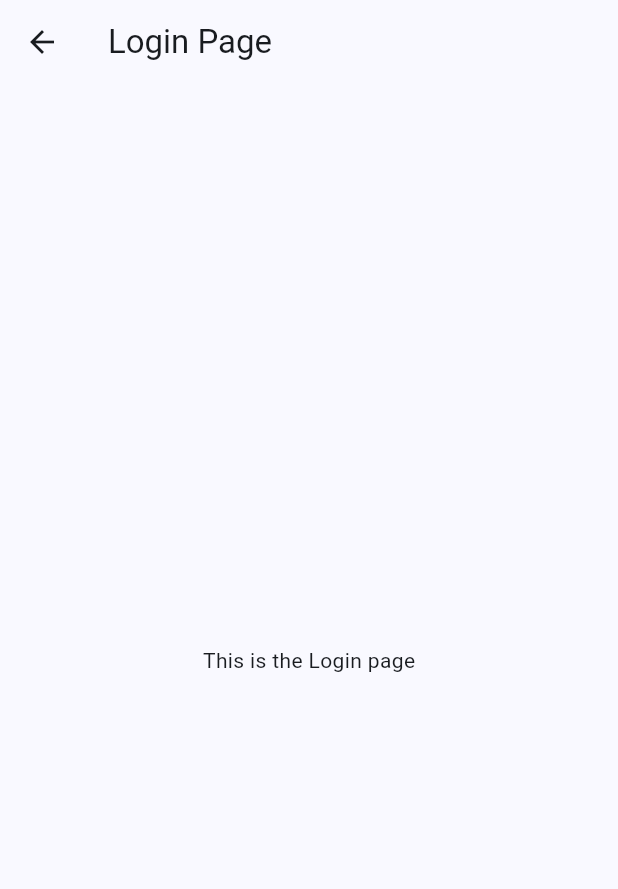
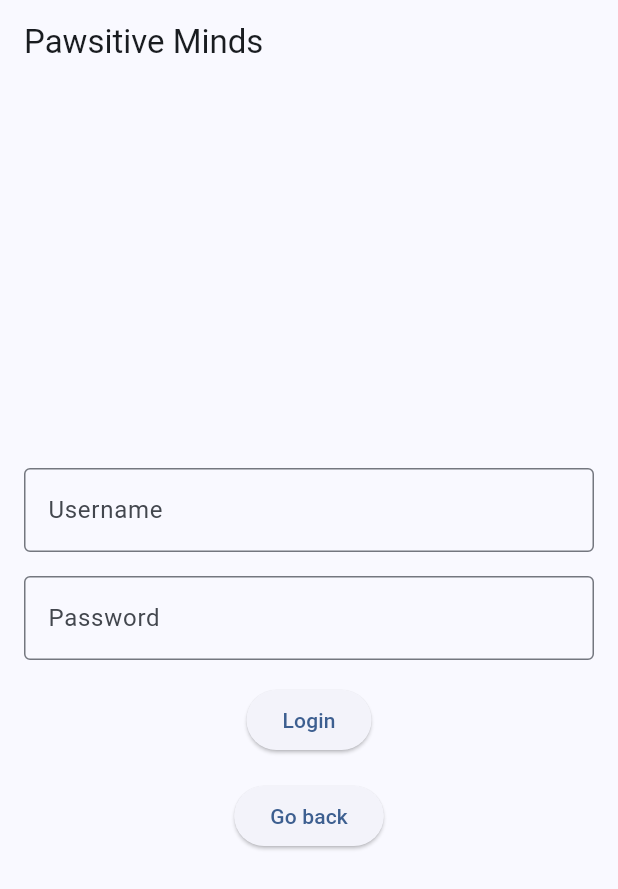
Before and after one commit to tyleraudino/PawsitiveMinds, a Flutter app: the LoginPage screen opened directly, on a phone screen of 412 x 824 dp. Shown: the top 889 px of the screen. Run offline on Flutter 3.47's test engine with Material 3 defaults, Android fonts, the phone set to English and light mode, and no system bars.

Commit message:
created login, user profile, signup, opening pages

```diff
--- a/lib/login.dart
+++ b/lib/login.dart
@@ -1,14 +1,93 @@
 import 'package:flutter/material.dart';
+import 'main.dart';
+import 'opening.dart';
 
-class LoginPage extends StatelessWidget {
+class LoginPage extends StatefulWidget {
+  const LoginPage({super.key});
+
+  @override
+  _LoginPageState createState() => _LoginPageState();
+}
+
+class _LoginPageState extends State<LoginPage> {
+  final TextEditingController _usernameController = TextEditingController();
+  final TextEditingController _passwordController = TextEditingController();
+
+  void _login() {
+    String username = _usernameController.text;
+    String password = _passwordController.text;
+
+    if (username == "admin" && password == "password") { // demo info
+      Navigator.pushReplacement(
+        context,
+        MaterialPageRoute(builder: (context) => MainPage()), // to home page
+      );
+    } else {
+      showDialog(
+        context: context,
+        builder: (context) {
+          return AlertDialog(
+            title: Text('Login Failed'),
+            content: Text('Invalid username or password.'),
+            actions: [
+              TextButton(
+                onPressed: () {
+                  Navigator.of(context).pop();
+                },
+                child: Text('OK'),
+              ),
+            ],
+          );
+        },
+      );
+    }
+  }
+
   @override
   Widget build(BuildContext context) {
     return Scaffold(
       appBar: AppBar(
-        title: Text('Login Page'),
+        title: Text('Pawsitive Minds'),
       ),
-      body: Center(
-        child: Text('This is the Login page'),
+      body: Padding(
+        padding: const EdgeInsets.all(16.0),
+        child: Column(
+          mainAxisAlignment: MainAxisAlignment.center,
+          children: [
+            TextField(
+              controller: _usernameController,
+              decoration: InputDecoration(
+                labelText: 'Username',
+                border: OutlineInputBorder(),
+              ),
+            ),
+            SizedBox(height: 16),
+            TextField(
+              controller: _passwordController,
+              obscureText: true, // hides password input
+              decoration: InputDecoration(
+                labelText: 'Password',
+                border: OutlineInputBorder(),
+              ),
+            ),
+            SizedBox(height: 16),
+            ElevatedButton(
+              onPressed: _login, // calls the login function when pressed
+              child: Text('Login'),
+            ),
+            SizedBox(height: 16),
+            ElevatedButton(
+              onPressed: () {
+                // Navigate to OpeningPage on Go back button press
+                Navigator.pushReplacement(
+                  context,
+                  MaterialPageRoute(builder: (context) => OpeningPage()),
+                );
+              },
+              child: Text('Go back'),
+            ),
+          ],
+        ),
       ),
     );
   }
```
Also changed, not shown: lib/main.dart (+8 -2 lines), lib/opening.dart (added, +59 -0 lines), lib/signup.dart (added, +114 -0 lines), lib/userprofile.dart (added, +40 -0 lines).
